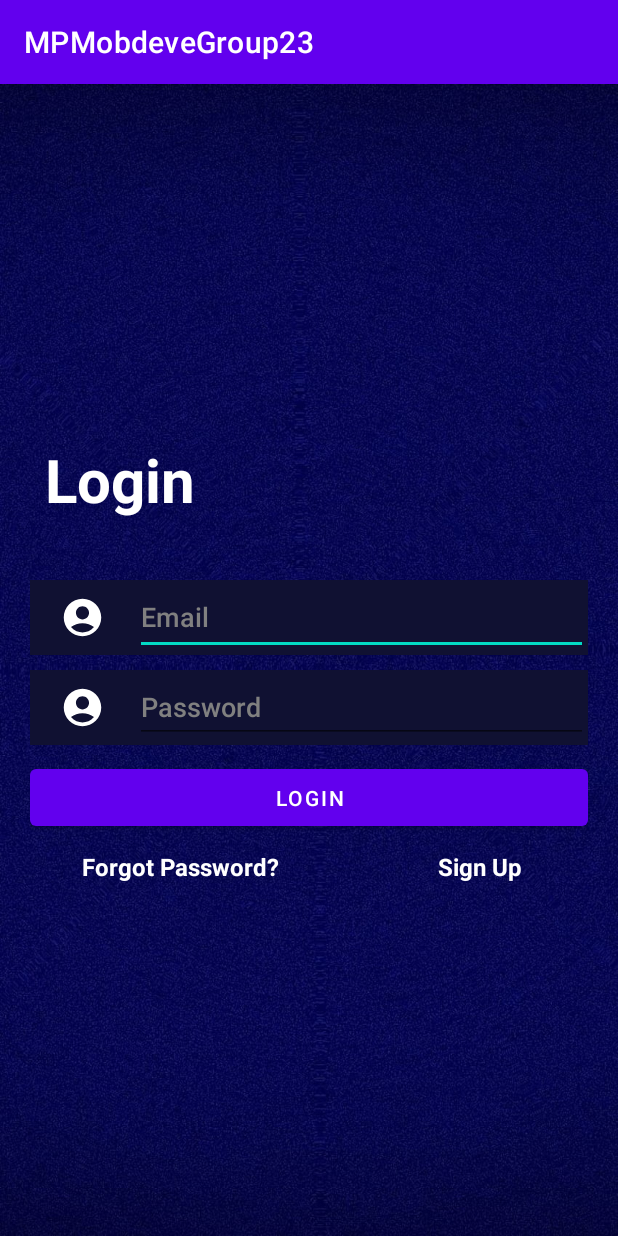
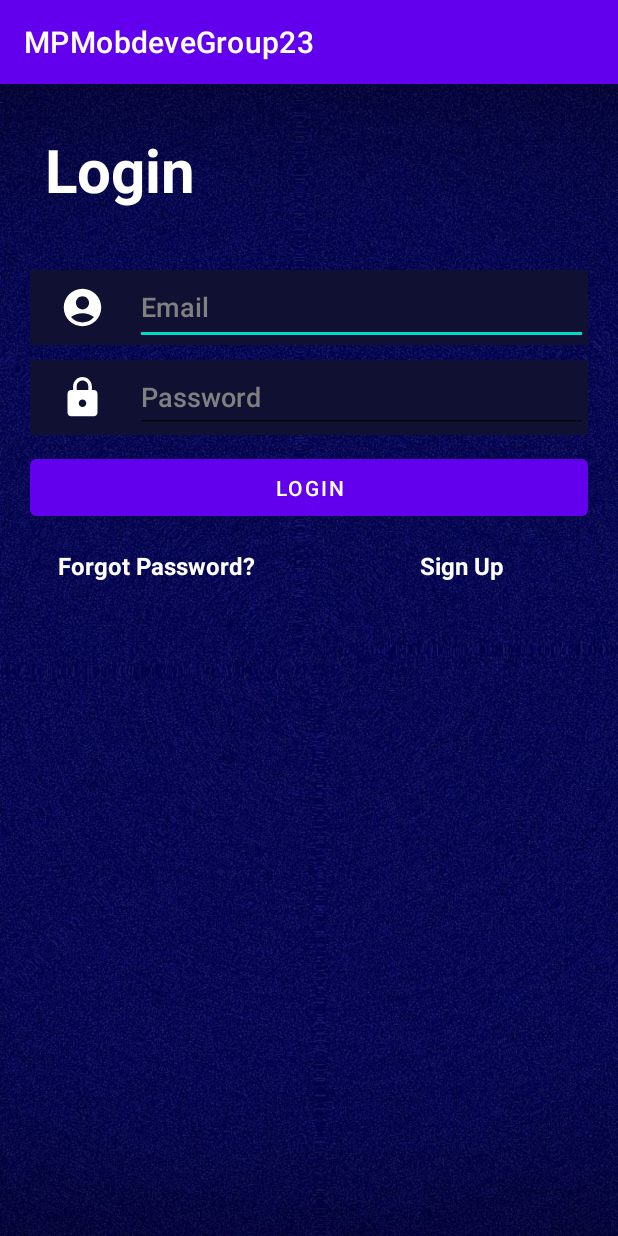
Before and after one commit to keithco42/MobdeveMP, an Android app: the screen it shows after launch (MainActivity), on a phone screen of 412 x 824 dp. Run offline under Robolectric (Android 15) with nearby library versions, the phone set to English and light mode, and no system bars; our stand-ins replace Firebase (no records; nobody signed in at launch, a user with empty details on screens opened directly).

Commit message:
Fixed Layouts

```diff
--- a/MPMobdeveGroup23/app/src/main/java/com/mobdeve/s11/group23/mpmobdevegroup3/MainActivity.kt
+++ b/MPMobdeveGroup23/app/src/main/java/com/mobdeve/s11/group23/mpmobdevegroup3/MainActivity.kt
@@ -16,6 +16,7 @@ class MainActivity : AppCompatActivity() {
         setContentView(viewBinding.root)
 
         firebaseAuth = FirebaseAuth.getInstance()
+
         viewBinding.loginButton.setOnClickListener {
             val email = viewBinding.loginemail.text.toString()
             val password = viewBinding.loginpassword.text.toString()
--- a/MPMobdeveGroup23/app/src/main/res/layout/activity_game.xml
+++ b/MPMobdeveGroup23/app/src/main/res/layout/activity_game.xml
@@ -15,7 +15,7 @@
         android:orientation="horizontal">
 
         <LinearLayout
-            android:layout_width="120dp"
+            android:layout_width="150dp"
             android:layout_height="wrap_content"
             android:background="@drawable/round_db_line"
             android:gravity="center"
@@ -30,8 +30,6 @@
                 android:layout_marginTop="20dp"
                 android:textStyle="bold"
                 android:text="Username" />
-
-
 
             <LinearLayout
                 android:layout_width="wrap_content"
@@ -68,11 +66,10 @@
 
             </LinearLayout>
 
-
         </LinearLayout>
 
         <LinearLayout
-            android:layout_width="120dp"
+            android:layout_width="150dp"
             android:layout_marginStart="20dp"
             android:layout_height="wrap_content"
             android:background="@drawable/round_db_line"
@@ -122,8 +119,11 @@
                     android:textSize="40sp"
                     android:textStyle="bold"
                     android:text="0" />
+
             </LinearLayout>
+
         </LinearLayout>
+
     </LinearLayout>
 
     <androidx.constraintlayout.widget.ConstraintLayout
@@ -193,7 +193,6 @@
             app:layout_constraintTop_toTopOf="parent"
             app:layout_constraintWidth_percent="0.25" />
 
-
         <ImageView
             android:id="@+id/square_5"
             android:layout_width="0dp"
@@ -215,7 +214,6 @@
             app:layout_constraintEnd_toStartOf="@+id/square_4"
             app:layout_constraintTop_toBottomOf="@+id/square_4"
             app:layout_constraintWidth_percent="0.25" />
-
 
         <ImageView
             android:id="@+id/square_7"
@@ -301,5 +299,7 @@
             app:layout_constraintStart_toStartOf="parent"
             app:layout_constraintTop_toTopOf="parent"
             tools:text="Cross Won!" />
+
     </androidx.constraintlayout.widget.ConstraintLayout>
+
 </RelativeLayout>
--- a/MPMobdeveGroup23/app/src/main/res/layout/activity_main.xml
+++ b/MPMobdeveGroup23/app/src/main/res/layout/activity_main.xml
@@ -8,6 +8,7 @@
     android:background="@drawable/bg"
     android:gravity="center"
     tools:context=".MainActivity">
+
     <TextView
         android:id="@+id/login"
         android:layout_width="match_parent"
@@ -17,6 +18,7 @@
         android:textStyle="bold"
         android:layout_margin="30dp"
         android:text="Login" />
+
     <LinearLayout
         android:layout_width="match_parent"
         android:layout_height="50dp"
@@ -47,6 +49,7 @@
             android:layout_marginStart="20dp"
             android:textColorHint="#808080"
             android:inputType="textEmailAddress" />
+
     </LinearLayout>
 
     <LinearLayout
@@ -65,8 +68,7 @@
             android:layout_height="30dp"
             android:layout_marginStart="20dp"
             android:adjustViewBounds="true"
-            app:srcCompat="@drawable/profile"
-            tools:srcCompat="@drawable/baseline_lock_24" />
+            android:src="@drawable/baseline_lock_24" />
 
         <EditText
             android:id="@+id/loginpassword"
@@ -80,6 +82,7 @@
             android:textColorHint="#808080"
             android:hint="Password"
             android:inputType="textPassword" />
+
     </LinearLayout>
 
     <LinearLayout
@@ -99,32 +102,38 @@
 
     </LinearLayout>
 
-    <LinearLayout
+    <androidx.constraintlayout.widget.ConstraintLayout
         android:layout_width="match_parent"
-        android:layout_height="wrap_content"
-        android:layout_marginStart="20dp"
-        android:layout_marginTop="10dp"
-        android:layout_marginEnd="20dp"
-        android:gravity="center_vertical"
-        android:orientation="horizontal">
+        android:layout_height="match_parent">
+
         <TextView
             android:id="@+id/forgotpassword"
             android:layout_width="200dp"
             android:layout_height="50dp"
+            android:layout_marginTop="16dp"
+            android:text="Forgot Password?"
+            android:textAlignment="center"
+            android:textColor="@color/white"
             android:textSize="16sp"
             android:textStyle="bold"
-            android:textColor="@color/white"
-            android:textAlignment="center"
-            android:text="Forgot Password?" />
+            app:layout_constraintEnd_toStartOf="@+id/signUpButton"
+            app:layout_constraintStart_toStartOf="parent"
+            app:layout_constraintTop_toTopOf="parent" />
+
         <TextView
             android:id="@+id/signUpButton"
             android:layout_width="200dp"
             android:layout_height="50dp"
+            android:layout_marginTop="16dp"
+            android:text="Sign Up"
+            android:textAlignment="center"
+            android:textColor="@color/white"
             android:textSize="16sp"
             android:textStyle="bold"
-            android:textColor="@color/white"
-            android:textAlignment="center"
-            android:text="Sign Up" />
-    </LinearLayout>
+            app:layout_constraintStart_toEndOf="@+id/forgotpassword"
+            app:layout_constraintEnd_toEndOf="parent"
+            app:layout_constraintTop_toTopOf="parent" />
+
+    </androidx.constraintlayout.widget.ConstraintLayout>
 
 </LinearLayout>
--- a/MPMobdeveGroup23/app/src/main/res/layout/activity_menu.xml
+++ b/MPMobdeveGroup23/app/src/main/res/layout/activity_menu.xml
@@ -23,6 +23,7 @@
             android:layout_weight="1"
             app:layout_constraintBottom_toBottomOf="parent"
             app:layout_constraintStart_toStartOf="parent"
+            app:layout_constraintEnd_toStartOf="@+id/imageView2"
             app:layout_constraintTop_toTopOf="parent"
             app:srcCompat="@drawable/o_icon" />
 
@@ -35,6 +36,7 @@
             android:layout_marginBottom="100dp"
             app:layout_constraintBottom_toBottomOf="parent"
             app:layout_constraintEnd_toEndOf="parent"
+            app:layout_constraintStart_toEndOf="@+id/imageView"
             app:layout_constraintTop_toTopOf="parent"
             app:srcCompat="@drawable/x_icon"
             tools:srcCompat="@drawable/x_icon" />
@@ -53,6 +55,7 @@
             app:layout_constraintEnd_toEndOf="parent"
             app:layout_constraintStart_toStartOf="parent"
             app:layout_constraintTop_toTopOf="parent" />
+
     </androidx.constraintlayout.widget.ConstraintLayout>
 
     <LinearLayout
@@ -99,4 +102,5 @@
             android:textStyle="bold" />
 
     </LinearLayout>
+
 </LinearLayout>
```
